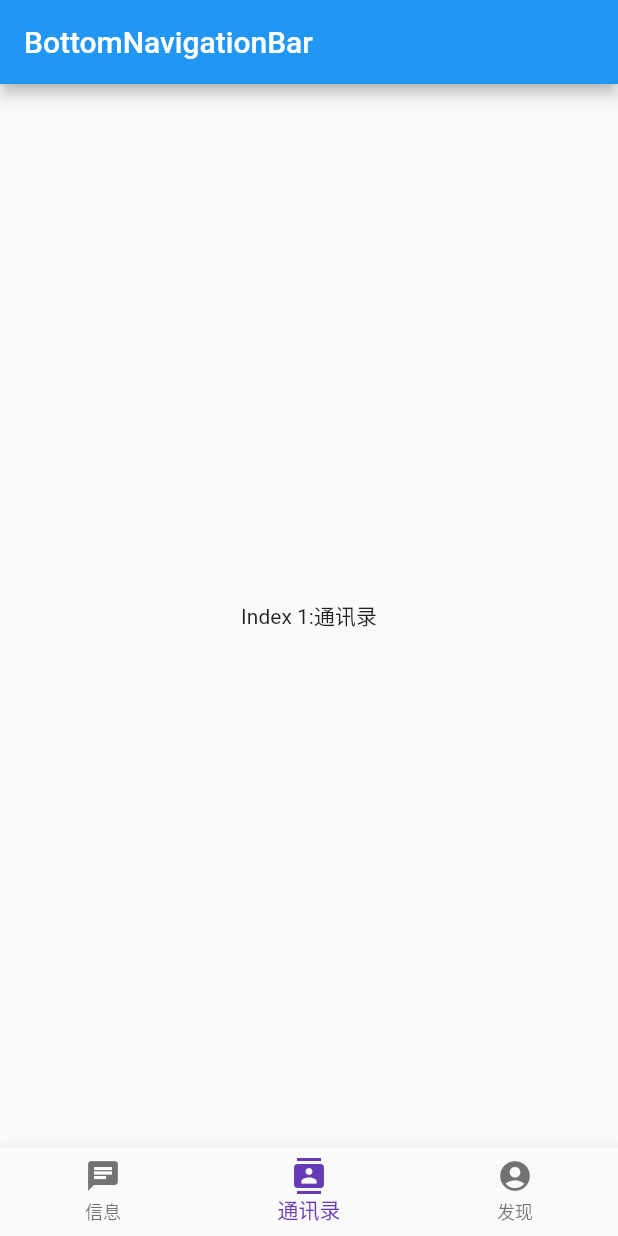
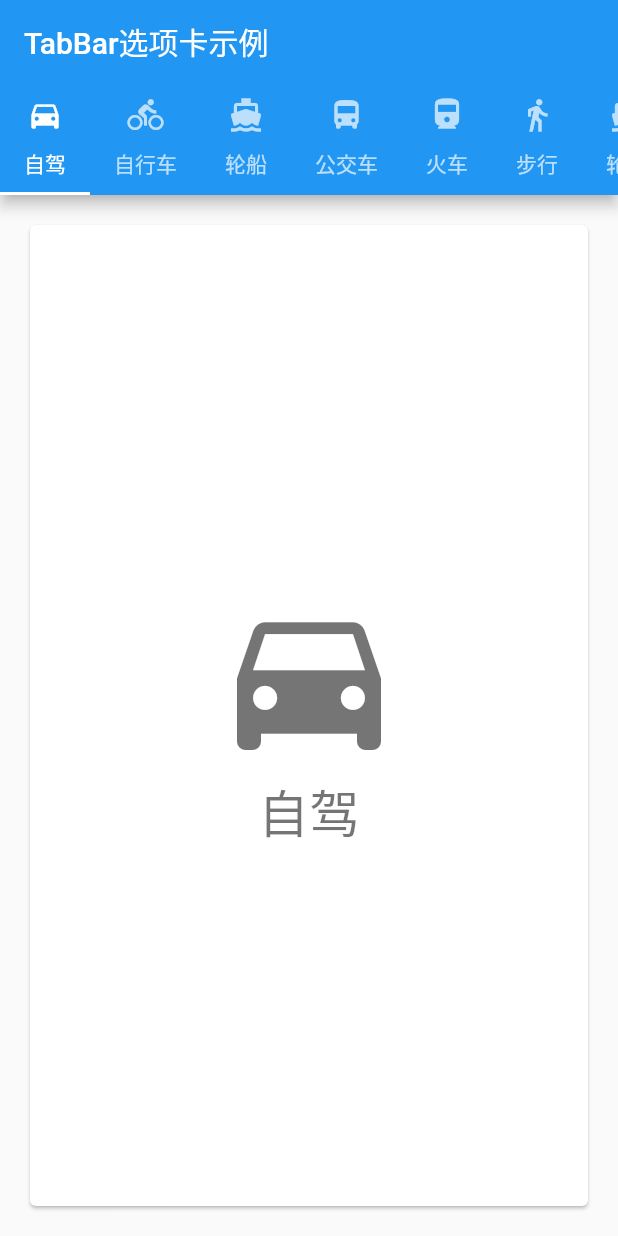
Before and after one commit to Ellen2018/flutter_study_app, a Flutter app: the screen it shows after launch, on a phone screen of 412 x 824 dp. Run offline on Flutter 3.47's test engine with Material 2 defaults, Android fonts, the phone set to English and light mode, and no system bars.

Commit message:
演示TabBar组件

```diff
--- a/lib/main.dart
+++ b/lib/main.dart
@@ -11,10 +11,11 @@ import 'package:flutter_study_app/material/StudyAppBar.dart';
 import 'package:flutter_study_app/material/StudyBottomNavigationBar.dart';
 import 'package:flutter_study_app/material/StudyRoute.dart';
 import 'package:flutter_study_app/material/StudyScaffold.dart';
+import 'package:flutter_study_app/material/StudyTabBar.dart';
 
 void main() {
   //配置App
-  runApp(new StudyBottomNavigationBarApp());
+  runApp(new StudyTabBarApp());
 }
 
 class MyApp extends StatelessWidget {
--- /dev/null
+++ b/lib/material/StudyTabBar.dart
@@ -0,0 +1,114 @@
+import 'package:flutter/material.dart';
+
+class StudyTabBarApp extends StatelessWidget {
+  @override
+  Widget build(BuildContext context) {
+    return MaterialApp(
+      title: '学习TabBar组件',
+      home: AppBarDemo2(),
+    );
+  }
+}
+
+class AppBarDemo1 extends StatelessWidget {
+  final List<Tab> myTabs = <Tab>[Tab(text: '选项卡一'), Tab(text: '选项卡二')];
+
+  @override
+  Widget build(BuildContext context) {
+    return DefaultTabController(
+      length: myTabs.length,
+      child: Scaffold(
+        appBar: AppBar(
+          bottom: TabBar(
+            tabs: myTabs,
+          ),
+        ),
+        body: TabBarView(
+          children: myTabs.map((Tab tab) {
+            return Center(child: Text(tab.text));
+          }).toList(),
+        ),
+      ),
+    );
+  }
+}
+
+class ItemView {
+  ItemView({this.title, this.icon});
+
+  String title; //标题
+  IconData icon;
+}
+
+class AppBarDemo2 extends StatelessWidget {
+  List<ItemView> myTabs = <ItemView>[
+    ItemView(title: '自驾', icon: Icons.directions_car),
+    ItemView(title: '自行车', icon: Icons.directions_bike),
+    ItemView(title: '轮船', icon: Icons.directions_boat),
+    ItemView(title: '公交车', icon: Icons.directions_bus),
+    ItemView(title: '火车', icon: Icons.directions_railway),
+    ItemView(title: '步行', icon: Icons.directions_walk),
+    ItemView(title: '轮船', icon: Icons.directions_boat),
+    ItemView(title: '公交车', icon: Icons.directions_bus),
+    ItemView(title: '火车', icon: Icons.directions_railway),
+    ItemView(title: '步行', icon: Icons.directions_walk),
+    ItemView(title: '轮船', icon: Icons.directions_boat),
+    ItemView(title: '公交车', icon: Icons.directions_bus),
+    ItemView(title: '火车', icon: Icons.directions_railway),
+    ItemView(title: '步行', icon: Icons.directions_walk),
+    ItemView(title: '轮船', icon: Icons.directions_boat),
+    ItemView(title: '公交车', icon: Icons.directions_bus),
+    ItemView(title: '火车', icon: Icons.directions_railway),
+    ItemView(title: '步行', icon: Icons.directions_walk),
+  ];
+
+  @override
+  Widget build(BuildContext context) {
+    return DefaultTabController(
+      length: myTabs.length,
+      child: Scaffold(
+        appBar: AppBar(
+          title: Text('TabBar选项卡示例'),
+          bottom: TabBar(
+            isScrollable: true,
+            tabs: myTabs.map((ItemView itemview) {
+              return Tab(text: itemview.title, icon: Icon(itemview.icon));
+            }).toList(),
+          ),
+        ),
+        body: new TabBarView(
+            children: myTabs.map((ItemView itemView) {
+          return Padding(
+            padding: const EdgeInsets.all(16.0),
+            child: SelectedView(itemView: itemView),
+          );
+        }).toList()),
+      ),
+    );
+  }
+}
+
+class SelectedView extends StatelessWidget {
+  final ItemView itemView;
+
+  SelectedView({Key key, this.itemView}) : super(key: key);
+
+  @override
+  Widget build(BuildContext context) {
+    final TextStyle textStyle = Theme.of(context).textTheme.display1;
+    return Card(
+        color: Colors.white,
+        child: Center(
+            child: Column(
+          mainAxisSize: MainAxisSize.min,
+          crossAxisAlignment: CrossAxisAlignment.center,
+          children: <Widget>[
+            Icon(itemView.icon, size: 128.0, color: textStyle.color),
+            Text(
+              itemView.title,
+              style: textStyle,
+            )
+          ],
+        )));
+  }
+}
```
